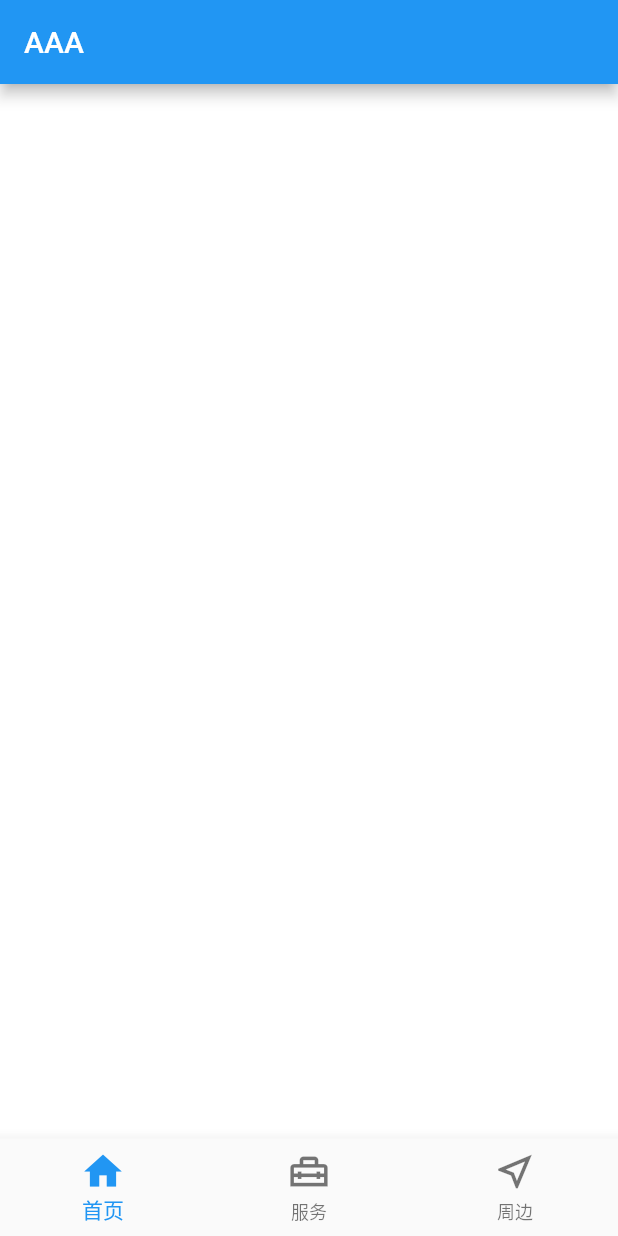
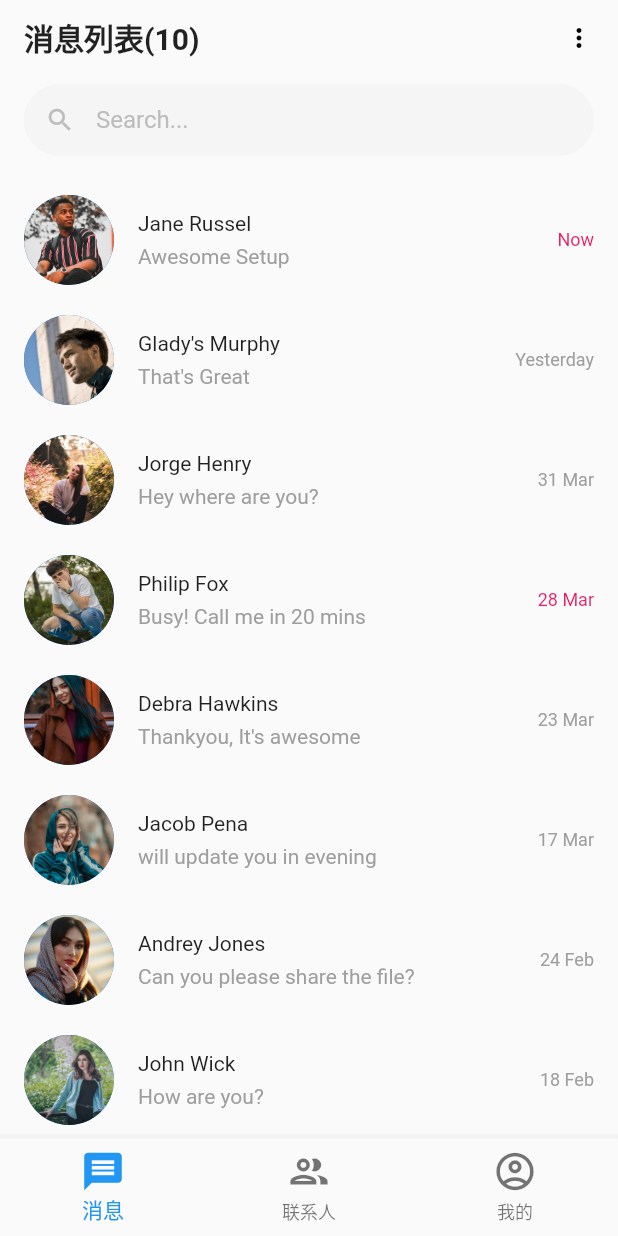
Before and after one commit to ddaitest/hatchery_im, a Flutter app: the screen it shows after launch, on a phone screen of 412 x 824 dp. Run offline on Flutter 3.47's test engine with Material 2 defaults, Android fonts, the phone set to English and light mode, and no system bars.

Commit message:
搭建基础UI

```diff
--- /dev/null
+++ b/lib/busniess/chat_home/chat_page.dart
@@ -0,0 +1,122 @@
+import 'package:flutter/cupertino.dart';
+import 'package:flutter/material.dart';
+import 'package:hatchery_im/busniess/models/chat_users.dart';
+import 'package:hatchery_im/common/chat_home/chat.dart';
+
+class ChatPage extends StatefulWidget {
+  @override
+  _ChatPageState createState() => _ChatPageState();
+}
+
+class _ChatPageState extends State<ChatPage> {
+  List<ChatUsers> chatUsers = [
+    ChatUsers(
+        text: "Jane Russel",
+        secondaryText: "Awesome Setup",
+        image: "images/userImage1.jpeg",
+        time: "Now"),
+    ChatUsers(
+        text: "Glady's Murphy",
+        secondaryText: "That's Great",
+        image: "images/userImage2.jpeg",
+        time: "Yesterday"),
+    ChatUsers(
+        text: "Jorge Henry",
+        secondaryText: "Hey where are you?",
+        image: "images/userImage3.jpeg",
+        time: "31 Mar"),
+    ChatUsers(
+        text: "Philip Fox",
+        secondaryText: "Busy! Call me in 20 mins",
+        image: "images/userImage4.jpeg",
+        time: "28 Mar"),
+    ChatUsers(
+        text: "Debra Hawkins",
+        secondaryText: "Thankyou, It's awesome",
+        image: "images/userImage5.jpeg",
+        time: "23 Mar"),
+    ChatUsers(
+        text: "Jacob Pena",
+        secondaryText: "will update you in evening",
+        image: "images/userImage6.jpeg",
+        time: "17 Mar"),
+    ChatUsers(
+        text: "Andrey Jones",
+        secondaryText: "Can you please share the file?",
+        image: "images/userImage7.jpeg",
+        time: "24 Feb"),
+    ChatUsers(
+        text: "John Wick",
+        secondaryText: "How are you?",
+        image: "images/userImage8.jpeg",
+        time: "18 Feb"),
+  ];
+  @override
+  Widget build(BuildContext context) {
+    return Scaffold(
+      body: SingleChildScrollView(
+        physics: BouncingScrollPhysics(),
+        child: Column(
+          crossAxisAlignment: CrossAxisAlignment.start,
+          children: <Widget>[
+            SafeArea(
+              child: Padding(
+                padding: EdgeInsets.only(left: 16, right: 16, top: 10),
+                child: Row(
+                  mainAxisAlignment: MainAxisAlignment.spaceBetween,
+                  children: <Widget>[
+                    Text(
+                      "消息列表(10)",
+                      style:
+                          TextStyle(fontSize: 20, fontWeight: FontWeight.bold),
+                    ),
+                    Icon(
+                      Icons.more_vert,
+                      color: Colors.black,
+                      size: 20,
+                    ),
+                  ],
+                ),
+              ),
+            ),
+            Padding(
+              padding: EdgeInsets.only(top: 16, left: 16, right: 16),
+              child: TextField(
+                decoration: InputDecoration(
+                  hintText: "Search...",
+                  hintStyle: TextStyle(color: Colors.grey.shade400),
+                  prefixIcon: Icon(
+                    Icons.search,
+                    color: Colors.grey.shade400,
+                    size: 20,
+                  ),
+                  filled: true,
+                  fillColor: Colors.grey.shade100,
+                  contentPadding: EdgeInsets.all(8),
+                  enabledBorder: OutlineInputBorder(
+                      borderRadius: BorderRadius.circular(30),
+                      borderSide: BorderSide(color: Colors.grey.shade100)),
+                ),
+              ),
+            ),
+            ListView.builder(
+              itemCount: chatUsers.length,
+              shrinkWrap: true,
+              padding: EdgeInsets.only(top: 16),
+              physics: NeverScrollableScrollPhysics(),
+              itemBuilder: (context, index) {
+                return ChatUsersList(
+                  text: chatUsers[index].text,
+                  secondaryText: chatUsers[index].secondaryText,
+                  image: chatUsers[index].image,
+                  time: chatUsers[index].time,
+                  isMessageRead: (index == 0 || index == 3) ? true : false,
+                );
+              },
+            ),
+          ],
+        ),
+      ),
+    );
+  }
+}
--- a/lib/busniess/home/main_tab.dart
+++ b/lib/busniess/main_tab.dart
@@ -1,16 +1,14 @@
 import 'package:flutter/material.dart';
-import 'package:hatchery_im/busniess/home/tab1.dart';
+import 'package:hatchery_im/busniess/chat_home/chat_page.dart';
 import 'package:hatchery_im/common/log.dart';
-
-import '../../config.dart';
-import '../../routers.dart';
+import '../config.dart';
+import '../routers.dart';
 
 const mainTabs = [
-  TabInfo('首页', Icons.home_outlined, Icons.home),
-  TabInfo('服务', Icons.home_repair_service_outlined, Icons.home_repair_service),
-  TabInfo('周边', Icons.near_me_outlined, Icons.near_me),
+  TabInfo('消息', Icons.message_outlined, Icons.message),
+  TabInfo('联系人', Icons.group_outlined, Icons.group),
+  TabInfo('我的', Icons.account_circle_outlined, Icons.account_circle),
 ];
-
 
 class MainTab extends StatelessWidget {
   @override
@@ -30,7 +28,7 @@
 class MainTabState extends State<MainTab2> with SingleTickerProviderStateMixin {
   bool nextKickBackExitApp = false;
   var bottomTabs = mainTabs;
-  List<Widget> _tabBodies = [Tab1(), Tab1(), Tab1()];
+  List<Widget> _tabBodies = [ChatPage(), ChatPage(), ChatPage()];
 
   var _pageController = PageController();
   int _tabIndex = 0;
@@ -72,9 +70,6 @@
     return WillPopScope(
       onWillPop: _onWillPop,
       child: Scaffold(
-        appBar: AppBar(
-          title: Text("AAA"),
-        ),
         body: SafeArea(
           child: PageView(
             physics: const NeverScrollableScrollPhysics(),
--- /dev/null
+++ b/lib/busniess/models/chat_users.dart
@@ -0,0 +1,13 @@
+import 'package:flutter/cupertino.dart';
+
+class ChatUsers {
+  String? text;
+  String? secondaryText;
+  String? image;
+  String? time;
+  ChatUsers(
+      {@required this.text,
+      @required this.secondaryText,
+      @required this.image,
+      @required this.time});
+}
--- /dev/null
+++ b/lib/common/chat_home/chat.dart
@@ -0,0 +1,78 @@
+import 'package:hatchery_im/busniess/chat_detail/chat_detail_page.dart';
+import 'package:flutter/material.dart';
+
+class ChatUsersList extends StatefulWidget {
+  String? text;
+  String? secondaryText;
+  String? image;
+  String? time;
+  bool? isMessageRead;
+  ChatUsersList(
+      {@required this.text,
+      @required this.secondaryText,
+      @required this.image,
+      @required this.time,
+      @required this.isMessageRead});
+  @override
+  _ChatUsersListState createState() => _ChatUsersListState();
+}
+
+class _ChatUsersListState extends State<ChatUsersList> {
+  @override
+  Widget build(BuildContext context) {
+    return GestureDetector(
+      onTap: () {
+        Navigator.push(context, MaterialPageRoute(builder: (context) {
+          return ChatDetailPage();
+        }));
+      },
+      child: Container(
+        padding: EdgeInsets.only(left: 16, right: 16, top: 10, bottom: 10),
+        child: Row(
+          children: <Widget>[
+            Expanded(
+              child: Row(
+                children: <Widget>[
+                  CircleAvatar(
+                    backgroundImage: AssetImage(widget.image!),
+                    maxRadius: 30,
+                  ),
+                  SizedBox(
+                    width: 16,
+                  ),
+                  Expanded(
+                    child: Container(
+                      color: Colors.transparent,
+                      child: Column(
+                        crossAxisAlignment: CrossAxisAlignment.start,
+                        children: <Widget>[
+                          Text(widget.text!),
+                          SizedBox(
+                            height: 6,
+                          ),
+                          Text(
+                            widget.secondaryText!,
+                            style: TextStyle(
+                                fontSize: 14, color: Colors.grey.shade500),
+                          ),
+                        ],
+                      ),
+                    ),
+                  ),
+                ],
+              ),
+            ),
+            Text(
+              widget.time!,
+              style: TextStyle(
+                  fontSize: 12,
+                  color: widget.isMessageRead!
+                      ? Colors.pink
+                      : Colors.grey.shade500),
+            ),
+          ],
+        ),
+      ),
+    );
+  }
+}
--- a/lib/routers.dart
+++ b/lib/routers.dart
@@ -1,9 +1,10 @@
 import 'package:flutter/cupertino.dart';
 import 'package:flutter/material.dart';
 
-import 'busniess/home/main_tab.dart';
+import 'busniess/main_tab.dart';
 import 'common/AppContext.dart';
 import 'common/log.dart';
+
 class Routers {
   static Route<dynamic> generateRoute(RouteSettings settings) {
     switch (settings.name) {
--- a/pubspec.yaml
+++ b/pubspec.yaml
@@ -47,8 +47,8 @@
   uses-material-design: true
 
   # To add assets to your application, add an assets section, like this:
-  # assets:
-  #   - images/a_dot_burr.jpeg
+  assets:
+   - images/
   #   - images/a_dot_ham.jpeg
 
   # An image asset can refer to one or more resolution-specific "variants", see
```
Also changed, not shown: lib/busniess/chat_detail/chat_detail_page.dart (added, +181 -0 lines), lib/busniess/models/chat_message.dart (added, +8 -0 lines), lib/busniess/models/send_menu_items.dart (added, +10 -0 lines), lib/common/chat_detail/chat_detail_page_appbar.dart (added, +50 -0 lines), lib/common/chat_home/chat_bubble.dart (added, +35 -0 lines), images/userImage1.jpeg (added), images/userImage2.jpeg (added), images/userImage3.jpeg (added), images/userImage4.jpeg (added), images/userImage5.jpeg (added), images/userImage6.jpeg (added), images/userImage7.jpeg (added), images/userImage8.jpeg (added), lib/busniess/chat_home/tab1.dart (renamed from lib/busniess/home/tab1.dart).
